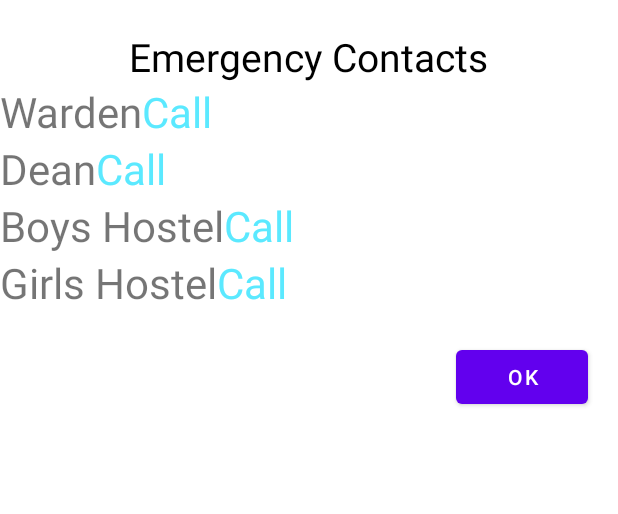
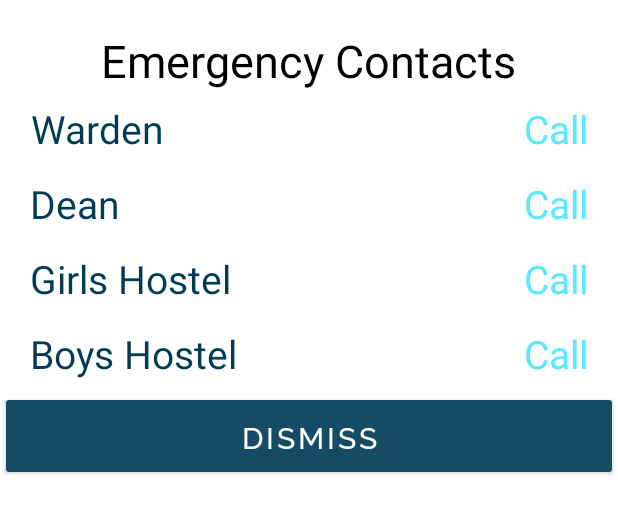
Before and after one commit to soumilj94/Dormentor, an Android app: the layout emerg_ctn_pop_up_dialog.xml on its own in the app's theme, with its tools: preview values and no code run, on a phone screen of 412 x 824 dp. Shown: the top 514 px of the screen. Run offline under Robolectric (Android 15) with nearby library versions, the phone set to English and light mode, and no system bars; Roboto replaces fonts that are not available here.

Commit message:
made "Eemergency Contacts" button working!

```diff
--- a/app/src/main/AndroidManifest.xml
+++ b/app/src/main/AndroidManifest.xml
@@ -2,8 +2,13 @@
 <manifest xmlns:android="http://schemas.android.com/apk/res/android"
     xmlns:tools="http://schemas.android.com/tools">
 
+    <uses-feature
+        android:name="android.hardware.telephony"
+        android:required="false" />
+
     <uses-permission android:name="android.permission.VIBRATE" />
     <uses-permission android:name="android.permission.INTERNET"/>
+    <uses-permission android:name="android.permission.CALL_PHONE"/>
 
     <application
         android:allowBackup="true"
--- a/app/src/main/java/com/soumil/dormentor/MainActivity.kt
+++ b/app/src/main/java/com/soumil/dormentor/MainActivity.kt
@@ -1,11 +1,15 @@
 package com.soumil.dormentor
 
+import android.app.AlertDialog
 import android.app.Dialog
 import android.content.Context
 import android.content.Intent
+import android.net.Uri
 import androidx.appcompat.app.AppCompatActivity
 import android.os.Bundle
 import android.os.Vibrator
+import android.widget.Button
+import android.widget.TextView
 import androidx.cardview.widget.CardView
 
 class MainActivity : AppCompatActivity() {
@@ -19,27 +23,66 @@ class MainActivity : AppCompatActivity() {
         val emergCtn = findViewById<CardView>(R.id.emergencyBtn)
 
         myProfile.setOnClickListener{
-            val vibrator = getSystemService(Context.VIBRATOR_SERVICE) as Vibrator
-            vibrator.vibrate(20)
-
+            vibrateFunction()
             val intent = Intent(this, ProfileActivity::class.java)
             startActivity(intent)
             overridePendingTransition(R.anim.slide_in_left, R.anim.slide_out_right)
         }
 
         emergCtn.setOnClickListener{
-
+            vibrateFunction()
+            val dialog = Dialog(this)
+            dialog.setContentView(R.layout.emerg_ctn_pop_up_dialog)
+            //            call warden functionality
+            val callWarden: TextView = dialog.findViewById(R.id.callWarden)
+            callWarden.setOnClickListener{
+                vibrateFunction()
+                callNumber()
+            }
+            //            call dean functionality
+            val callDean: TextView = dialog.findViewById(R.id.callDean)
+            callDean.setOnClickListener{
+                vibrateFunction()
+                callNumber()
+            }
+            //            call girls hostel functionality
+            val callGrlHostel: TextView = dialog.findViewById(R.id.callGrlHostel)
+            callGrlHostel.setOnClickListener{
+                vibrateFunction()
+                callNumber()
+            }
+            //            call boys functionality
+            val callBoyHostel: TextView = dialog.findViewById(R.id.callBoyHostel)
+            callBoyHostel.setOnClickListener{
+                vibrateFunction()
+                callNumber()
+            }
+//            dismiss button functionality
+                val dismissBtn: Button = dialog.findViewById(R.id.dialogDismissButton)
+                    dismissBtn.setOnClickListener{
+                        vibrateFunction()
+                        dialog.dismiss()
+                    }
+            dialog.show()
         }
 
         gatePass.setOnClickListener{
-            val vibrator = getSystemService(Context.VIBRATOR_SERVICE) as Vibrator
-            vibrator.vibrate(20)
-
+            vibrateFunction()
             val intent = Intent(this, GatepassActivity::class.java)
             startActivity(intent)
             overridePendingTransition(R.anim.slide_in_right, R.anim.slide_out_left)
         }
 
     }
+    private fun callNumber(){
+        val i = Intent(Intent.ACTION_DIAL)
+        i.data = Uri.parse("tel:+911234567891")
+        startActivity(i)
+    }
+
+    private fun vibrateFunction(){
+        val vibrator = getSystemService(Context.VIBRATOR_SERVICE) as Vibrator
+        vibrator.vibrate(10)
+    }
 
 }
--- a/app/src/main/res/layout/emerg_ctn_pop_up_dialog.xml
+++ b/app/src/main/res/layout/emerg_ctn_pop_up_dialog.xml
@@ -1,107 +1,164 @@
 <?xml version="1.0" encoding="utf-8"?>
-<LinearLayout xmlns:android="http://schemas.android.com/apk/res/android"
+<RelativeLayout xmlns:android="http://schemas.android.com/apk/res/android"
+    xmlns:tools="http://schemas.android.com/tools"
     android:layout_width="match_parent"
-    android:layout_height="match_parent"
-    android:orientation="vertical">
+    android:layout_height="match_parent">
 
     <TextView
+        android:id="@+id/heading"
         android:layout_width="wrap_content"
         android:layout_height="wrap_content"
         android:text="Emergency Contacts"
-        android:textSize="26sp"
+        android:textSize="30sp"
         android:textColor="@color/black"
-        android:layout_gravity="center_horizontal"
+        android:layout_centerHorizontal="true"
+        android:layout_alignParentTop="true"
         android:layout_marginTop="20dp"/>
 
-    <LinearLayout
+    <RelativeLayout
+        android:id="@+id/parent1"
         android:layout_width="match_parent"
-        android:layout_height="wrap_content"
-        android:orientation="horizontal"
-        android:gravity="center_vertical">
+        android:layout_height="50dp"
+        android:layout_below="@id/heading">
 
         <TextView
             android:layout_width="wrap_content"
             android:layout_height="wrap_content"
             android:text="Warden"
-            android:textSize="28sp"
-            android:gravity="left"/>
+            android:textSize="26sp"
+            android:textColor="@color/dark_blue"
+            android:layout_alignParentStart="true"
+            android:layout_alignParentTop="true"
+            android:layout_alignParentBottom="true"
+            android:gravity="center"
+            android:layout_marginStart="20dp"/>
         <TextView
             android:id="@+id/callWarden"
             android:layout_width="wrap_content"
             android:layout_height="wrap_content"
             android:text="Call"
-            android:textSize="28sp"
-            android:textColor="@color/light_blue"/>
-    </LinearLayout>
+            android:textSize="26sp"
+            android:textColor="@color/light_blue"
+            android:layout_alignParentEnd="true"
+            android:layout_alignParentTop="true"
+            android:layout_alignParentBottom="true"
+            android:gravity="center"
+            android:layout_marginEnd="20dp"/>
 
-    <LinearLayout
+    </RelativeLayout>
+
+    <RelativeLayout
+        android:id="@+id/parent2"
         android:layout_width="match_parent"
-        android:layout_height="wrap_content"
-        android:orientation="horizontal"
-        android:gravity="center_vertical">
+        android:layout_height="50dp"
+        android:layout_below="@id/parent1">
 
         <TextView
             android:layout_width="wrap_content"
             android:layout_height="wrap_content"
             android:text="Dean"
-            android:textSize="28sp"
-            android:gravity="left"/>
+            android:textSize="26sp"
+            android:textColor="@color/dark_blue"
+            android:layout_alignParentStart="true"
+            android:layout_alignParentTop="true"
+            android:layout_alignParentBottom="true"
+            android:gravity="center"
+            android:layout_marginStart="20dp"/>
         <TextView
             android:id="@+id/callDean"
             android:layout_width="wrap_content"
             android:layout_height="wrap_content"
             android:text="Call"
-            android:textSize="28sp"
-            android:textColor="@color/light_blue"/>
-    </LinearLayout>
+            android:textSize="26sp"
+            android:textColor="@color/light_blue"
+            android:layout_alignParentEnd="true"
+            android:layout_alignParentTop="true"
+            android:layout_alignParentBottom="true"
+            android:gravity="center"
+            android:layout_marginEnd="20dp"/>
 
-    <LinearLayout
+    </RelativeLayout>
+
+    <RelativeLayout
+        android:id="@+id/parent3"
         android:layout_width="match_parent"
-        android:layout_height="wrap_content"
-        android:orientation="horizontal"
-        android:gravity="center_vertical">
+        android:layout_height="50dp"
+        android:layout_below="@id/parent2">
+
+        <TextView
+            android:layout_width="wrap_content"
+            android:layout_height="wrap_content"
+            android:text="Girls Hostel"
+            android:textSize="26sp"
+            android:textColor="@color/dark_blue"
+            android:layout_alignParentStart="true"
+            android:layout_alignParentTop="true"
+            android:layout_alignParentBottom="true"
+            android:gravity="center"
+            android:layout_marginStart="20dp"/>
+        <TextView
+            android:id="@+id/callGrlHostel"
+            android:layout_width="wrap_content"
+            android:layout_height="wrap_content"
+            android:text="Call"
+            android:textSize="26sp"
+            android:textColor="@color/light_blue"
+            android:layout_alignParentEnd="true"
+            android:layout_alignParentTop="true"
+            android:layout_alignParentBottom="true"
+            android:gravity="center"
+            android:layout_marginEnd="20dp"/>
+
+    </RelativeLayout>
+
+    <RelativeLayout
+        android:id="@+id/parent4"
+        android:layout_width="match_parent"
+        android:layout_height="50dp"
+        android:layout_below="@id/parent3">
 
         <TextView
             android:layout_width="wrap_content"
             android:layout_height="wrap_content"
             android:text="Boys Hostel"
-            android:textSize="28sp"
-            android:gravity="left"/>
+            android:textSize="26sp"
+            android:textColor="@color/dark_blue"
+            android:layout_alignParentStart="true"
+            android:layout_alignParentTop="true"
+            android:layout_alignParentBottom="true"
+            android:gravity="center"
+            android:layout_marginStart="20dp"/>
         <TextView
-            android:id="@+id/callBoysHostel"
+            android:id="@+id/callBoyHostel"
             android:layout_width="wrap_content"
             android:layout_height="wrap_content"
             android:text="Call"
-            android:textSize="28sp"
-            android:textColor="@color/light_blue"/>
-    </LinearLayout>
+            android:textSize="26sp"
+            android:textColor="@color/light_blue"
+            android:layout_alignParentEnd="true"
+            android:layout_alignParentTop="true"
+            android:layout_alignParentBottom="true"
+            android:gravity="center"
+            android:layout_marginEnd="20dp"/>
 
-    <LinearLayout
+    </RelativeLayout>
+
+    <RelativeLayout
+        android:layout_below="@id/parent4"
         android:layout_width="match_parent"
-        android:layout_height="wrap_content"
-        android:orientation="horizontal"
-        android:gravity="center_vertical">
+        android:layout_height="wrap_content">
+        <androidx.appcompat.widget.AppCompatButton
+            android:id="@+id/dialogDismissButton"
+            android:layout_width="match_parent"
+            android:layout_height="60dp"
+            android:backgroundTint="@color/ocean_blue"
+            android:text="dismiss"
+            android:fontFamily="@font/raleway_medium"
+            android:textColor="@color/white"
+            android:textSize="20sp"
+            android:letterSpacing="0.1"
+            android:layout_centerHorizontal="true"
+            android:layout_centerVertical="true"/>
+    </RelativeLayout>
 
-        <TextView
-            android:layout_width="wrap_content"
-            android:layout_height="wrap_content"
-            android:text="Girls Hostel"
-            android:textSize="28sp"
-            android:gravity="left"/>
-        <TextView
-            android:id="@+id/callGirlsHostel"
-            android:layout_width="wrap_content"
-            android:layout_height="wrap_content"
-            android:text="Call"
-            android:textSize="28sp"
-            android:textColor="@color/light_blue"/>
-    </LinearLayout>
-
-    <Button
-        android:layout_width="wrap_content"
-        android:layout_height="wrap_content"
-        android:text="OK"
-        android:layout_gravity="end"
-        android:layout_marginEnd="20dp"
-        android:layout_marginTop="20dp"/>
-</LinearLayout>
+</RelativeLayout>
```
